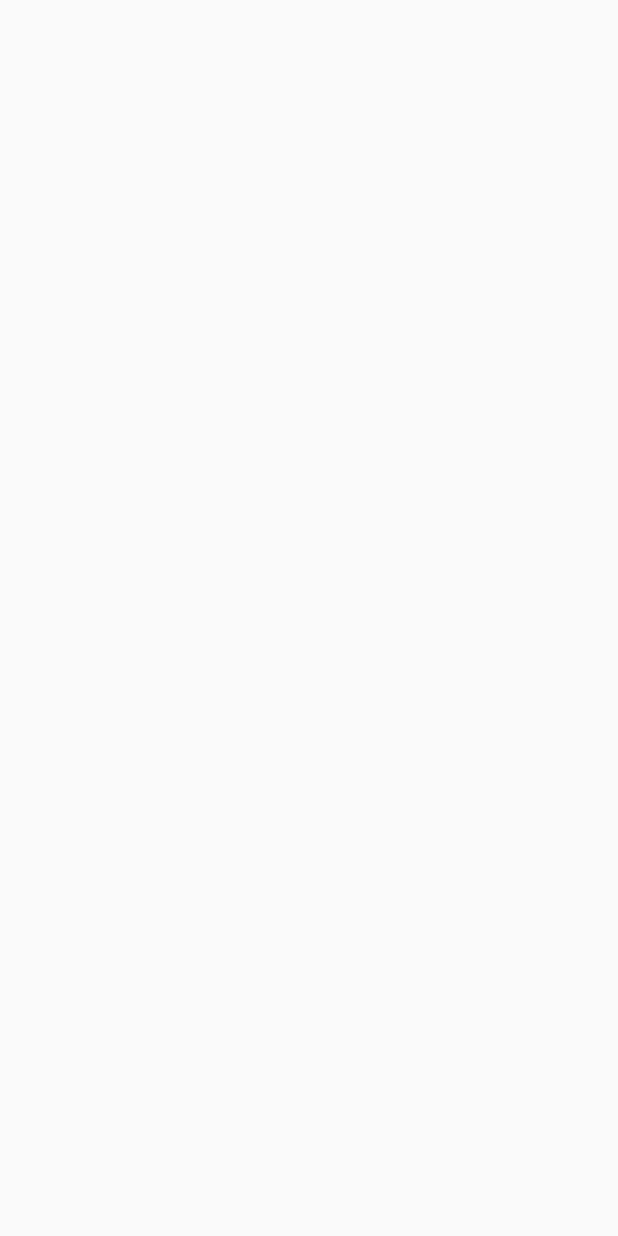
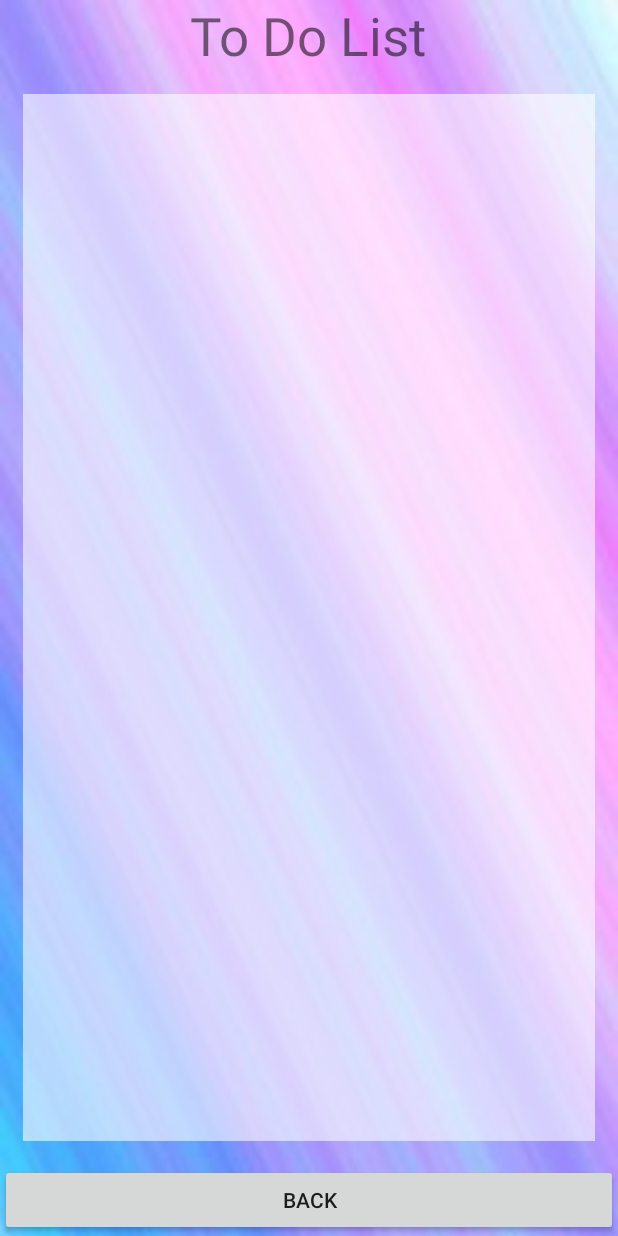
Before and after one commit to masterUNG/Solenda, an Android app: the ReadAllDataListView screen opened directly, with no data from a screen before it, on a phone screen of 412 x 824 dp. Before the commit the screen is empty. Run offline under Robolectric (Android 15) with nearby library versions, the phone set to English and light mode, and no system bars.

Commit message:
Design UI ListView

```diff
--- a/app/src/main/java/rtc/amornrat/sirinrat/solendar/ReadAllDataListView.java
+++ b/app/src/main/java/rtc/amornrat/sirinrat/solendar/ReadAllDataListView.java
@@ -9,5 +9,6 @@ public class ReadAllDataListView extends AppCompatActivity {
     protected void onCreate(Bundle savedInstanceState) {
         super.onCreate(savedInstanceState);
         setContentView(R.layout.activity_read_all_data_list_view);
-    }
-}
+    }   // Main Method
+
+}   // Main Class
--- a/app/src/main/res/layout/activity_read_all_data_list_view.xml
+++ b/app/src/main/res/layout/activity_read_all_data_list_view.xml
@@ -3,10 +3,30 @@
     xmlns:tools="http://schemas.android.com/tools"
     android:layout_width="match_parent"
     android:layout_height="match_parent"
-    android:paddingBottom="@dimen/activity_vertical_margin"
-    android:paddingLeft="@dimen/activity_horizontal_margin"
-    android:paddingRight="@dimen/activity_horizontal_margin"
-    android:paddingTop="@dimen/activity_vertical_margin"
-    tools:context="rtc.amornrat.sirinrat.solendar.ReadAllDataListView">
+    tools:context="rtc.amornrat.sirinrat.solendar.ReadAllDataListView"
+    android:background="@drawable/bg3">
 
+    <TextView
+        android:layout_width="wrap_content"
+        android:layout_height="wrap_content"
+        android:text="To Do List"
+        android:id="@+id/textView10"
+        android:textSize="@dimen/h1"
+        android:layout_centerHorizontal="true" />
+
+    <Button
+        android:layout_width="match_parent"
+        android:layout_height="wrap_content"
+        android:text="Back"
+        android:id="@+id/button4"
+        android:layout_alignParentBottom="true" />
+
+    <ListView
+        android:layout_width="wrap_content"
+        android:layout_height="wrap_content"
+        android:id="@+id/listView2"
+        android:layout_below="@+id/textView10"
+        android:layout_above="@+id/button4"
+        android:layout_margin="15dp"
+        android:background="#96ffffff" />
 </RelativeLayout>
```
